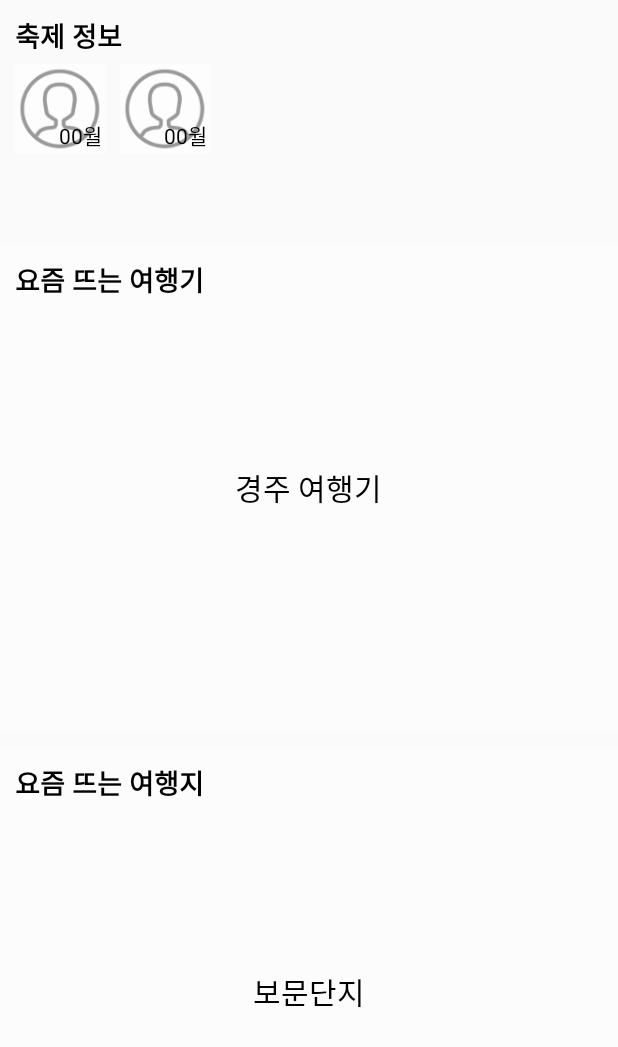
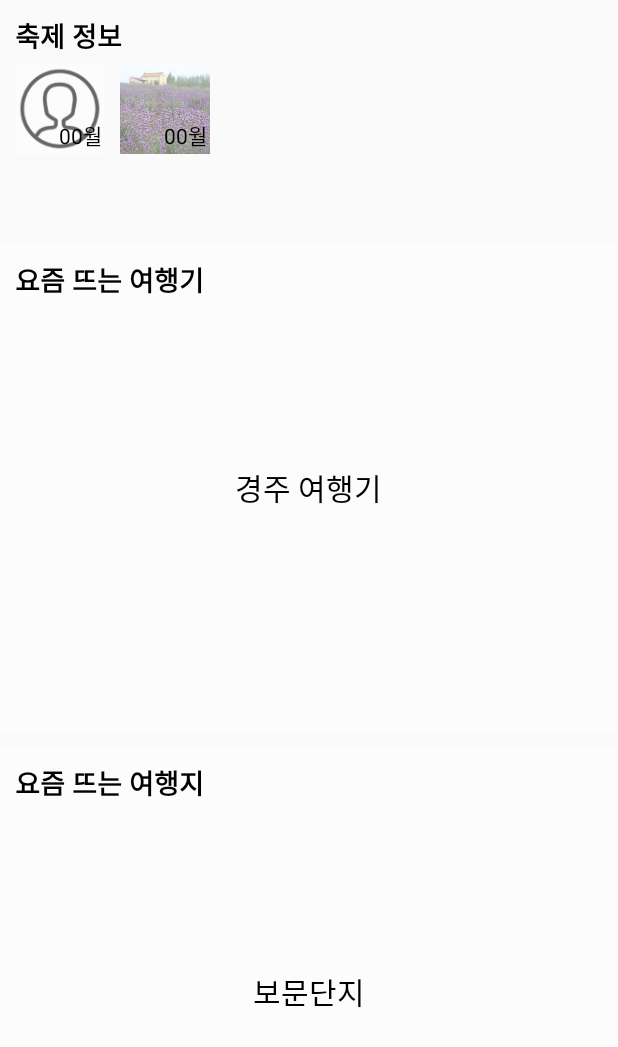
Before and after one commit to guidit/guidit-android, an Android app: the layout fragment_browse.xml on its own in the app's theme, with its tools: preview values and no code run, on a phone screen of 412 x 824 dp. Shown: the top 1047 px of the screen. Run offline under Robolectric (Android 15) with nearby library versions, the light colour scheme and no system bars.

Commit message:
5, 6, 7월 축제 정보 입력

```diff
--- a/app/src/main/res/layout/fragment_browse.xml
+++ b/app/src/main/res/layout/fragment_browse.xml
@@ -41,12 +41,13 @@
                         android:id="@+id/festival_present_image"
                         android:layout_width="match_parent"
                         android:layout_height="match_parent"
-                        android:src="@drawable/profile"/>
+                        android:src="@drawable/profile"
+                        android:scaleType="centerCrop"/>
 
                     <ImageView
                         android:layout_width="match_parent"
                         android:layout_height="match_parent"
-                        android:background="#99FFFFFF"/>
+                        android:background="#66FFFFFF"/>
 
                     <TextView
                         android:id="@+id/festival_present_month"
@@ -70,12 +71,13 @@
                         android:id="@+id/festival_future_image"
                         android:layout_width="match_parent"
                         android:layout_height="match_parent"
-                        android:src="@drawable/profile"/>
+                        android:src="@drawable/june"
+                        android:scaleType="centerCrop"/>
 
                     <ImageView
                         android:layout_width="match_parent"
                         android:layout_height="match_parent"
-                        android:background="#99FFFFFF"/>
+                        android:background="#66FFFFFF"/>
 
                     <TextView
                         android:id="@+id/festival_future_month"
```
Also changed, not shown: app/src/main/java/com/cse421/guidit/fragments/BrowseFragment.java (+21 -2 lines), app/src/main/res/drawable-xhdpi/july.jpg (added), app/src/main/res/drawable-xhdpi/june.jpg (added), app/src/main/res/drawable-xhdpi/may.jpg (added).
